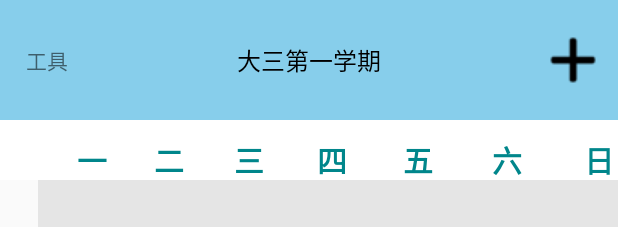
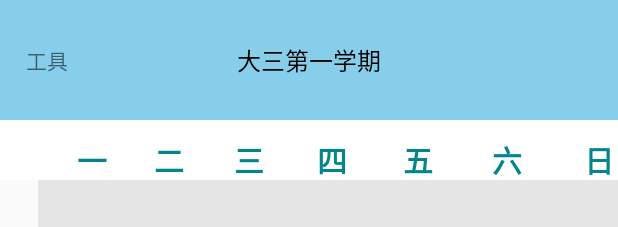
Before and after one commit to DoctorFivev5/DormitoryFun, an Android app: the layout kcblayout.xml on its own in the app's theme, with its tools: preview values and no code run, on a phone screen of 412 x 824 dp. Shown: the top 227 px of the screen. Run offline under Robolectric (Android 15) with nearby library versions, the light colour scheme and no system bars.

Commit message:
2018下学期版本，教务在线入口更新，参数有变化

```diff
--- a/app/src/main/java/com/example/doctorfive/ui/activity/FixHomeActivity.java
+++ b/app/src/main/java/com/example/doctorfive/ui/activity/FixHomeActivity.java
@@ -16,11 +16,12 @@ import com.example.doctorfive.dormitoryfun.R;
  */
 public class FixHomeActivity extends BaseActivity {
 
-    DBHelper dbHelper = new DBHelper(this);
+    DBHelper dbHelper;
     @Override
     protected void onCreate(Bundle savedInstanceState) {
         super.onCreate(savedInstanceState);
         setContentView(R.layout.activity_fix_home);
+        dbHelper = new DBHelper(this);
         View returntext = findViewById(R.id.returntext);
         returntext.setOnClickListener(new View.OnClickListener() {
             @Override
--- a/app/src/main/java/com/example/doctorfive/ui/fragment/TimetableFragment.java
+++ b/app/src/main/java/com/example/doctorfive/ui/fragment/TimetableFragment.java
@@ -188,8 +188,8 @@ public class TimetableFragment extends Fragment implements View.OnClickListener
                 .add("__LASTFOCUS","")
                 .add("__VIEWSTATE",((MesValue) mesValue).get__VIEWSTATE() )
                 .add("__EVENTVALIDATION",((MesValue) mesValue).get__EVENTVALIDATION() )
-                .add("rblUserType", "User")
-                .add("ddlCollege","180     ")
+                .add("rblUserType", "Student")
+                .add("ddlCollege","68000   ")
                 .add("StuNum",	stuNumS)
                 .add("TeaNum","")
                 .add("Password",stuPasswordS)
@@ -297,7 +297,7 @@ public class TimetableFragment extends Fragment implements View.OnClickListener
                 .add("__EVENTARGUMENT","")
                 .add("__VIEWSTATE",((MesValue) mesValue).get__VIEWSTATE())
                 .add("__EVENTVALIDATION", ((MesValue) mesValue).get__EVENTVALIDATION())//((MesValue) mesValue).get__EVENTVALIDATION()
-                .add("_ctl1:ddlSterm", "2018/3/1 0:00:00")//2017/9/1 0:00:00
+                .add("_ctl1:ddlSterm", "2018/9/1 0:00:00")//2018/3/1 0:00:00
                 .add("_ctl1:btnSearch","确定")
                 .build();
         request = new Request.Builder().post(formBody).url(kcbUrl).build();
--- a/app/src/main/java/com/example/doctorfive/weight/UtilsDialog.java
+++ b/app/src/main/java/com/example/doctorfive/weight/UtilsDialog.java
@@ -107,19 +107,19 @@ public class UtilsDialog extends DialogFragment implements View.OnClickListener{
                 break;
             case R.id.self_study:
                 Intent intent4 = new Intent(getContext(), WebActivity.class);
-                intent4.putExtra("url","http://zwfp.jxnu.jadl.net/");
+                intent4.putExtra("url","https://jxnu.huitu.zhishulib.com/#!/User/Index/login?forward=/Space/Category/list?category_id=591");
                 startActivity(intent4);
                 this.dismiss();
                 break;
             case R.id.school_calendar:
                 Intent intent5 = new Intent(getContext(), WebActivity.class);
-                intent5.putExtra("url","http://www.jxnu.edu.cn/s/2/t/690/94/67/info103527.htm");
+                intent5.putExtra("url","http://jwc.jxnu.edu.cn/Jxzl_20180901.pdf");
                 startActivity(intent5);
                 this.dismiss();
                 break;
             case R.id.school_mail:
                 Intent intent6 = new Intent(getContext(), WebActivity.class);
-                intent6.putExtra("url","http://mail.jxnu.edu.cn/mobile/?q=login");
+                intent6.putExtra("url","https://mail.jxnu.edu.cn/");
                 startActivity(intent6);
                 this.dismiss();
                 break;
--- a/app/src/main/res/layout/kcblayout.xml
+++ b/app/src/main/res/layout/kcblayout.xml
@@ -82,15 +82,15 @@
             android:layout_centerHorizontal="true" />-->
 
 
-        <ImageButton
-            android:id="@+id/fragment_kcb_right"
-            android:layout_width="40dp"
-            android:layout_height="40dp"
-            android:layout_marginEnd="10dp"
-            android:background="@color/skyblue"
-            android:src="@drawable/add"
-            android:layout_centerVertical="true"
-            android:layout_alignParentEnd="true" />
+        <!--<ImageButton-->
+            <!--android:id="@+id/fragment_kcb_right"-->
+            <!--android:layout_width="40dp"-->
+            <!--android:layout_height="40dp"-->
+            <!--android:layout_marginEnd="10dp"-->
+            <!--android:background="@color/skyblue"-->
+            <!--android:src="@drawable/add"-->
+            <!--android:layout_centerVertical="true"-->
+            <!--android:layout_alignParentEnd="true" />-->
 
 
     </RelativeLayout>
```
Also changed, not shown: app/src/main/java/com/example/doctorfive/ui/fragment/KCBFragment.java (+5 -5 lines).
